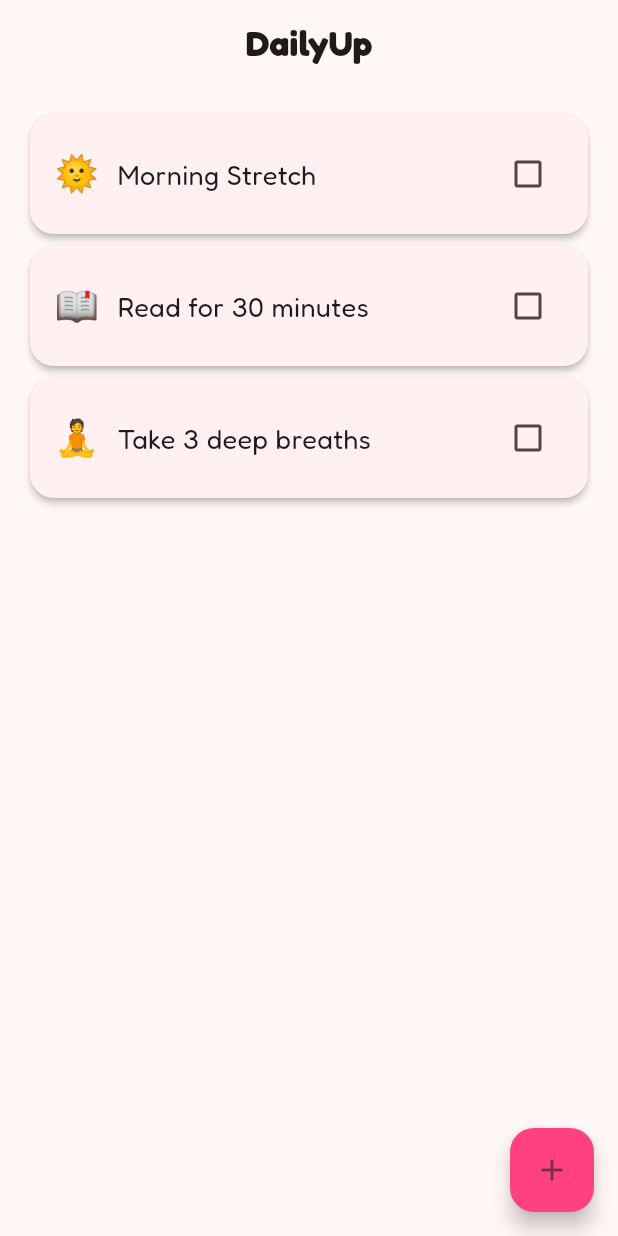
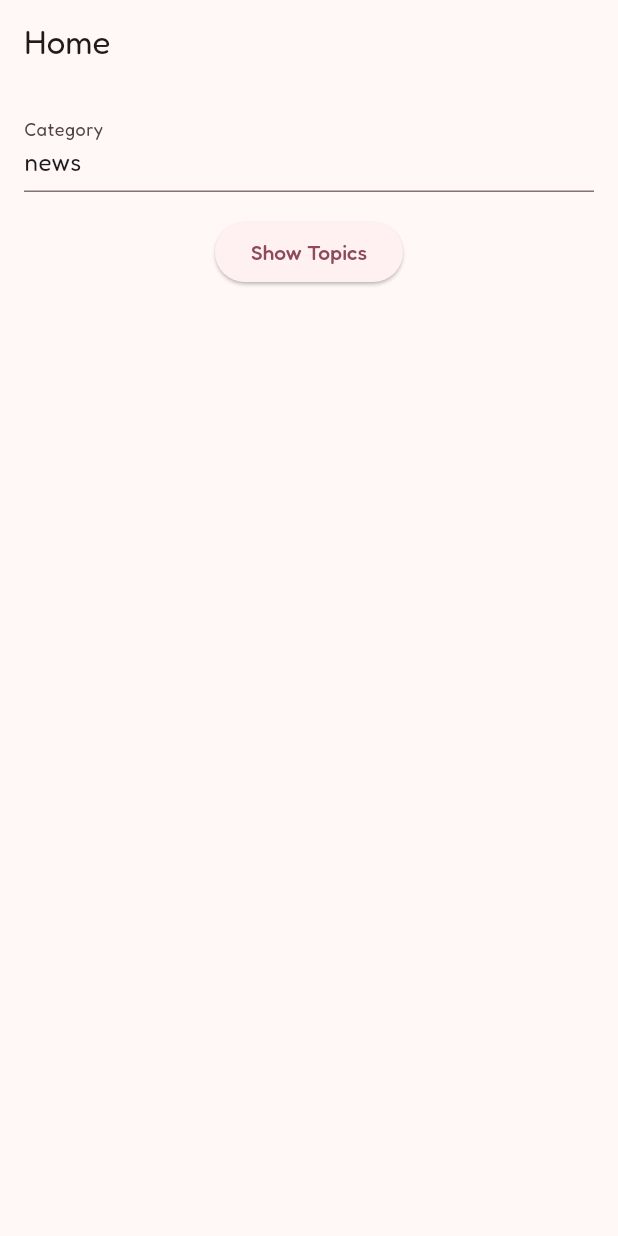
Before and after one commit to daaquan/dailyup-app, a Flutter app: the screen it shows after launch, on a phone screen of 412 x 824 dp. Run offline on Flutter 3.47's test engine with Material 3 defaults, Android fonts, the phone set to English and light mode, and no system bars; our stand-ins replace google_fonts.

Commit message:
Add topic browsing screens with Provider

```diff
--- a/lib/main.dart
+++ b/lib/main.dart
@@ -1,7 +1,9 @@
 import 'package:flutter/material.dart';
 import 'package:flutter_localizations/flutter_localizations.dart';
 import 'package:google_fonts/google_fonts.dart';
+
 import 'l10n/l10n.dart';
+import 'screens/home.dart';
 
 void main() {
   runApp(const DailyUpApp());
@@ -30,126 +32,7 @@ class DailyUpApp extends StatelessWidget {
         GlobalCupertinoLocalizations.delegate,
       ],
       supportedLocales: AppLocalizations.supportedLocales,
-      home: const HabitListPage(),
+      home: const HomePage(),
     );
   }
 }
-
-class HabitItem {
-  HabitItem({required this.icon, required this.title});
-  final String icon;
-  final String title;
-  bool done = false;
-}
-
-class HabitListPage extends StatefulWidget {
-  const HabitListPage({super.key});
-
-  @override
-  State<HabitListPage> createState() => _HabitListPageState();
-}
-
-class _HabitListPageState extends State<HabitListPage> {
-  final List<HabitItem> _habits = [
-    HabitItem(icon: '🌞', title: 'morningStretch'),
-    HabitItem(icon: '📖', title: 'reading'),
-    HabitItem(icon: '🧘', title: 'deepBreathing'),
-  ];
-
-  final TextEditingController _controller = TextEditingController();
-
-  @override
-  Widget build(BuildContext context) {
-    final loc = AppLocalizations.of(context)!;
-    return Scaffold(
-      appBar: AppBar(
-        title: Text(
-          loc.translate('appTitle'),
-          style: GoogleFonts.fredoka(fontWeight: FontWeight.bold, fontSize: 24),
-        ),
-        centerTitle: true,
-      ),
-      body: Padding(
-        padding: const EdgeInsets.all(16.0),
-        child: ListView.builder(
-          itemCount: _habits.length,
-          itemBuilder: (context, index) {
-            final item = _habits[index];
-            return Dismissible(
-              key: ValueKey(item),
-              direction: DismissDirection.endToStart,
-              background: Container(
-                alignment: Alignment.centerRight,
-                padding: const EdgeInsets.symmetric(horizontal: 20),
-                color: Colors.redAccent,
-                child: const Icon(Icons.delete, color: Colors.white),
-              ),
-              onDismissed: (_) => setState(() => _habits.removeAt(index)),
-              child: Card(
-                shape: RoundedRectangleBorder(
-                  borderRadius: BorderRadius.circular(16),
-                ),
-                elevation: 2,
-                child: Padding(
-                  padding: const EdgeInsets.all(16.0),
-                  child: Row(
-                    children: [
-                      Text(item.icon, style: const TextStyle(fontSize: 24)),
-                      const SizedBox(width: 12),
-                      Expanded(
-                        child: Text(
-                          loc.translate(item.title),
-                          style: GoogleFonts.fredoka(fontSize: 18),
-                        ),
-                      ),
-                      Checkbox(
-                        value: item.done,
-                        onChanged: (value) {
-                          setState(() {
-                            item.done = value ?? false;
-                          });
-                        },
-                      ),
-                    ],
-                  ),
-                ),
-              ),
-            );
-          },
-        ),
-      ),
-      floatingActionButton: FloatingActionButton(
-        backgroundColor: Colors.pinkAccent,
-        child: const Icon(Icons.add),
-        onPressed: () async {
-          _controller.clear();
-          final result = await showDialog<String>(
-            context: context,
-            builder: (context) => AlertDialog(
-              title: Text(loc.addHabit),
-              content: TextField(
-                controller: _controller,
-                decoration: InputDecoration(hintText: loc.habitNameHint),
-              ),
-              actions: [
-                TextButton(
-                  onPressed: () => Navigator.pop(context),
-                  child: Text(loc.cancel),
-                ),
-                TextButton(
-                  onPressed: () => Navigator.pop(context, _controller.text),
-                  child: Text(loc.add),
-                ),
-              ],
-            ),
-          );
-          if (result != null && result.isNotEmpty) {
-            setState(() {
-              _habits.add(HabitItem(icon: '❤️', title: result));
-            });
-          }
-        },
-      ),
-    );
-  }
-}
--- /dev/null
+++ b/lib/models/topic.dart
@@ -0,0 +1,15 @@
+class Topic {
+  Topic({required this.title, required this.link, required this.publishedAt});
+
+  final String title;
+  final String link;
+  final DateTime publishedAt;
+
+  factory Topic.fromJson(Map<String, dynamic> json) {
+    return Topic(
+      title: json['title'] as String? ?? '',
+      link: json['link'] as String? ?? '',
+      publishedAt: DateTime.tryParse(json['published_at']?.toString() ?? '') ?? DateTime.now(),
+    );
+  }
+}
--- /dev/null
+++ b/lib/providers/topics_provider.dart
@@ -0,0 +1,61 @@
+import 'dart:convert';
+
+import 'package:flutter/material.dart';
+import 'package:http/http.dart' as http;
+
+import '../models/topic.dart';
+
+class TopicsProvider extends ChangeNotifier {
+  TopicsProvider({http.Client? client}) : _client = client ?? http.Client();
+
+  static const String baseUrl = 'https://example.com';
+
+  final http.Client _client;
+
+  final List<Topic> _topics = [];
+  List<Topic> get topics => List.unmodifiable(_topics);
+
+  bool isLoading = false;
+  bool hasError = false;
+  int _page = 1;
+  bool _hasMore = true;
+
+  Future<void> fetch({required String category}) async {
+    _page = 1;
+    _topics.clear();
+    _hasMore = true;
+    await _load(category: category);
+  }
+
+  Future<void> loadMore({required String category}) async {
+    if (!_hasMore || isLoading) return;
+    _page++;
+    await _load(category: category);
+  }
+
+  Future<void> _load({required String category}) async {
+    isLoading = true;
+    hasError = false;
+    notifyListeners();
+    try {
+      final uri = Uri.parse(
+          '$baseUrl/api/v1/topics?category=$category&page=$_page');
+      final response = await _client.get(uri);
+      if (response.statusCode == 200) {
+        final data = json.decode(response.body) as Map<String, dynamic>;
+        final items = data['topics'] as List<dynamic>? ?? [];
+        for (final item in items) {
+          _topics.add(Topic.fromJson(item as Map<String, dynamic>));
+        }
+        _hasMore = items.isNotEmpty;
+      } else {
+        hasError = true;
+      }
+    } catch (_) {
+      hasError = true;
+    } finally {
+      isLoading = false;
+      notifyListeners();
+    }
+  }
+}
--- /dev/null
+++ b/lib/screens/home.dart
@@ -0,0 +1,53 @@
+import 'package:flutter/material.dart';
+import 'package:provider/provider.dart';
+
+import '../providers/topics_provider.dart';
+import 'topics_list.dart';
+
+class HomePage extends StatefulWidget {
+  const HomePage({super.key});
+
+  @override
+  State<HomePage> createState() => _HomePageState();
+}
+
+class _HomePageState extends State<HomePage> {
+  final _controller = TextEditingController(text: 'news');
+
+  @override
+  Widget build(BuildContext context) {
+    return Scaffold(
+      appBar: AppBar(title: const Text('Home')),
+      body: Padding(
+        padding: const EdgeInsets.all(16),
+        child: Column(
+          children: [
+            TextField(
+              controller: _controller,
+              decoration: const InputDecoration(
+                labelText: 'Category',
+              ),
+            ),
+            const SizedBox(height: 16),
+            ElevatedButton(
+              onPressed: () {
+                final category = _controller.text.trim();
+                if (category.isEmpty) return;
+                Navigator.push(
+                  context,
+                  MaterialPageRoute(
+                    builder: (_) => ChangeNotifierProvider(
+                      create: (_) => TopicsProvider()..fetch(category: category),
+                      child: TopicsListPage(category: category),
+                    ),
+                  ),
+                );
+              },
+              child: const Text('Show Topics'),
+            ),
+          ],
+        ),
+      ),
+    );
+  }
+}
--- a/pubspec.yaml
+++ b/pubspec.yaml
@@ -12,6 +12,10 @@ dependencies:
     sdk: flutter
   google_fonts: ^6.1.0
 
+  provider: ^6.1.1
+  http: ^0.13.6
+  url_launcher: ^6.1.10
+
   cupertino_icons: ^1.0.6
 
 dev_dependencies:
```
Also changed, not shown: lib/screens/topic_detail.dart (added, +41 -0 lines), lib/screens/topics_list.dart (added, +95 -0 lines).
